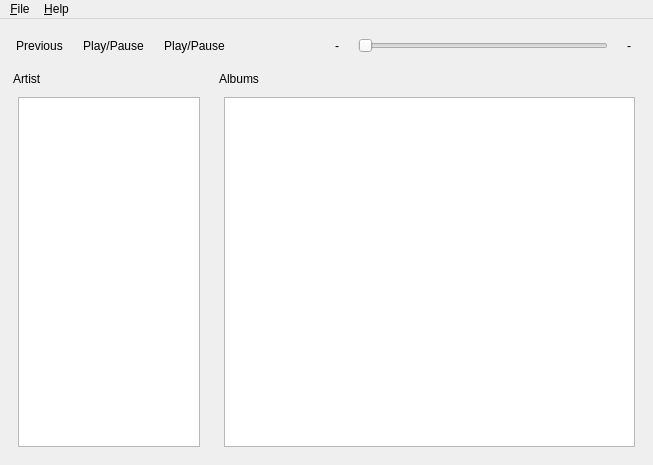
Qt form src/mainwindow.ui (luketpickering/QtSubsonicPlayer) before a commit.
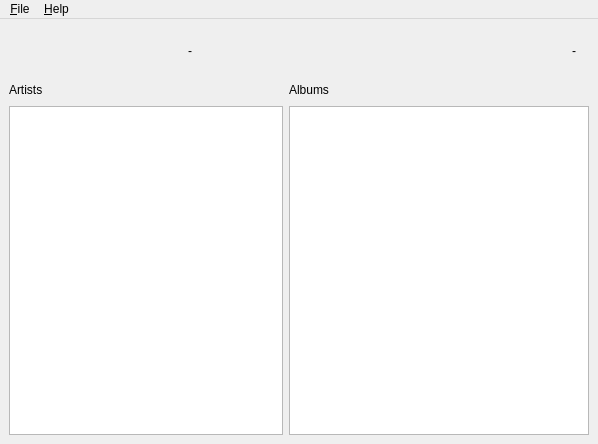
The same form after that commit. Icons and pictures are not drawn. Custom widgets are drawn as their Qt base class.

Commit message: changed the ui and bit and added a Phonon::SeekSlider in place of the original horizontal QSlider

Patch:
```diff
--- a/src/mainwindow.ui
+++ b/src/mainwindow.ui
@@ -7,7 +7,7 @@
     <x>0</x>
     <y>0</y>
     <width>598</width>
-    <height>465</height>
+    <height>444</height>
    </rect>
   </property>
   <property name="windowTitle">
@@ -18,44 +18,35 @@
     <normaloff>:/Application Icons/subsonic-icon.png</normaloff>:/Application Icons/subsonic-icon.png</iconset>
   </property>
   <widget class="QWidget" name="centralwidget">
-   <layout class="QGridLayout" name="gridLayout_3">
-    <item row="0" column="0" colspan="2">
-     <layout class="QHBoxLayout" name="horizontalLayout_2">
-      <property name="sizeConstraint">
-       <enum>QLayout::SetNoConstraint</enum>
-      </property>
+   <layout class="QGridLayout" name="gridLayout">
+    <item row="0" column="0">
+     <layout class="QVBoxLayout" name="verticalLayout_3">
       <item>
-       <layout class="QHBoxLayout" name="horizontalLayout">
+       <layout class="QHBoxLayout" name="horizontalLayout_6">
+        <item>
+         <layout class="QHBoxLayout" name="horizontalLayout_4">
         <property name="sizeConstraint">
-         <enum>QLayout::SetFixedSize</enum>
+           <enum>QLayout::SetMaximumSize</enum>
         </property>
         <item>
-         <widget class="QToolButton" name="previousButton">
+           <widget class="QPushButton" name="previousButton">
           <property name="enabled">
            <bool>true</bool>
           </property>
-          <property name="text">
-           <string>Previous</string>
-          </property>
-          <property name="icon">
-           <iconset resource="../resources/Icons.qrc">
-            <normaloff>:/Media Icons/media-skip-backward.png</normaloff>:/Media Icons/media-skip-backward.png</iconset>
-          </property>
-          <property name="iconSize">
+            <property name="minimumSize">
+             <size>
+              <width>32</width>
+              <height>32</height>
+             </size>
+            </property>
+            <property name="maximumSize">
            <size>
-            <width>28</width>
-            <height>28</height>
-           </size>
-          </property>
-          <property name="autoRaise">
-           <bool>true</bool>
-          </property>
-         </widget>
-        </item>
-        <item>
-         <widget class="QToolButton" name="playButton">
+              <width>32</width>
+              <height>32</height>
+             </size>
+            </property>
           <property name="text">
-           <string>Play/Pause</string>
+             <string/>
           </property>
           <property name="icon">
            <iconset resource="../resources/Icons.qrc">
@@ -63,22 +54,31 @@
           </property>
           <property name="iconSize">
            <size>
-            <width>28</width>
-            <height>28</height>
-           </size>
-          </property>
-          <property name="checkable">
-           <bool>false</bool>
-          </property>
-          <property name="autoRaise">
+              <width>32</width>
+              <height>32</height>
+             </size>
+            </property>
+            <property name="flat">
            <bool>true</bool>
           </property>
          </widget>
         </item>
         <item>
-         <widget class="QToolButton" name="pauseButton">
+           <widget class="QPushButton" name="playPauseButton">
+            <property name="minimumSize">
+             <size>
+              <width>46</width>
+              <height>46</height>
+             </size>
+            </property>
+            <property name="maximumSize">
+             <size>
+              <width>46</width>
+              <height>46</height>
+             </size>
+            </property>
           <property name="text">
-           <string>Play/Pause</string>
+             <string/>
           </property>
           <property name="icon">
            <iconset resource="../resources/Icons.qrc">
@@ -86,20 +86,32 @@
           </property>
           <property name="iconSize">
            <size>
-            <width>28</width>
-            <height>28</height>
+              <width>46</width>
+              <height>46</height>
            </size>
           </property>
           <property name="checkable">
-           <bool>false</bool>
-          </property>
-          <property name="autoRaise">
+             <bool>true</bool>
+            </property>
+            <property name="flat">
            <bool>true</bool>
           </property>
          </widget>
         </item>
         <item>
-         <widget class="QToolButton" name="stopButton">
+           <widget class="QPushButton" name="nextButton">
+            <property name="minimumSize">
+             <size>
+              <width>32</width>
+              <height>32</height>
+             </size>
+            </property>
+            <property name="maximumSize">
+             <size>
+              <width>32</width>
+              <height>32</height>
+             </size>
+            </property>
           <property name="text">
            <string/>
           </property>
@@ -109,17 +121,29 @@
           </property>
           <property name="iconSize">
            <size>
-            <width>28</width>
-            <height>28</height>
-           </size>
-          </property>
-          <property name="autoRaise">
+              <width>32</width>
+              <height>32</height>
+             </size>
+            </property>
+            <property name="flat">
            <bool>true</bool>
           </property>
          </widget>
         </item>
         <item>
-         <widget class="QToolButton" name="nextButton">
+           <widget class="QPushButton" name="stopButton">
+            <property name="minimumSize">
+             <size>
+              <width>32</width>
+              <height>32</height>
+             </size>
+            </property>
+            <property name="maximumSize">
+             <size>
+              <width>32</width>
+              <height>32</height>
+             </size>
+            </property>
           <property name="text">
            <string/>
           </property>
@@ -129,17 +153,19 @@
           </property>
           <property name="iconSize">
            <size>
-            <width>28</width>
-            <height>28</height>
-           </size>
-          </property>
-          <property name="autoRaise">
+              <width>32</width>
+              <height>32</height>
+             </size>
+            </property>
+            <property name="flat">
            <bool>true</bool>
           </property>
          </widget>
         </item>
        </layout>
       </item>
+        <item>
+         <layout class="QHBoxLayout" name="horizontalLayout_3">
       <item>
        <widget class="QLabel" name="timeElapsedLabel">
         <property name="minimumSize">
@@ -148,6 +174,12 @@
           <height>0</height>
          </size>
         </property>
+            <property name="maximumSize">
+             <size>
+              <width>30</width>
+              <height>16777215</height>
+             </size>
+            </property>
         <property name="text">
          <string>-</string>
         </property>
@@ -157,17 +189,7 @@
        </widget>
       </item>
       <item>
-       <widget class="QSlider" name="trackSlider">
-        <property name="minimumSize">
-         <size>
-          <width>250</width>
-          <height>0</height>
-         </size>
-        </property>
-        <property name="orientation">
-         <enum>Qt::Horizontal</enum>
-        </property>
-       </widget>
+           <widget class="Phonon::SeekSlider" name="seekSlider"/>
       </item>
       <item>
        <widget class="QLabel" name="timeLeftLabel">
@@ -177,6 +199,12 @@
           <height>0</height>
          </size>
         </property>
+            <property name="maximumSize">
+             <size>
+              <width>30</width>
+              <height>16777215</height>
+             </size>
+            </property>
         <property name="text">
          <string>-</string>
         </property>
@@ -187,71 +215,101 @@
       </item>
      </layout>
     </item>
-    <item row="1" column="1">
-     <widget class="QDockWidget" name="albumsDockWidget">
+       </layout>
+      </item>
+      <item>
+       <layout class="QHBoxLayout" name="horizontalLayout_5">
+        <item>
+         <layout class="QVBoxLayout" name="verticalLayout">
+          <item>
+           <layout class="QHBoxLayout" name="horizontalLayout">
+            <item>
+             <widget class="QLabel" name="artistsLabel">
+              <property name="text">
+               <string>Artists</string>
+              </property>
+             </widget>
+            </item>
+            <item>
+             <spacer name="horizontalSpacer">
+              <property name="orientation">
+               <enum>Qt::Horizontal</enum>
+              </property>
+              <property name="sizeHint" stdset="0">
+               <size>
+                <width>40</width>
+                <height>20</height>
+               </size>
+              </property>
+             </spacer>
+            </item>
+           </layout>
+          </item>
+          <item>
+           <widget class="QListView" name="artistListView">
       <property name="sizePolicy">
-       <sizepolicy hsizetype="Expanding" vsizetype="Expanding">
+             <sizepolicy hsizetype="MinimumExpanding" vsizetype="Expanding">
         <horstretch>0</horstretch>
         <verstretch>0</verstretch>
        </sizepolicy>
       </property>
-      <property name="features">
-       <set>QDockWidget::NoDockWidgetFeatures</set>
-      </property>
-      <property name="windowTitle">
+            <property name="minimumSize">
+             <size>
+              <width>200</width>
+              <height>300</height>
+             </size>
+            </property>
+            <property name="editTriggers">
+             <set>QAbstractItemView::NoEditTriggers</set>
+            </property>
+           </widget>
+          </item>
+         </layout>
+        </item>
+        <item>
+         <layout class="QVBoxLayout" name="verticalLayout_2">
+          <item>
+           <layout class="QHBoxLayout" name="horizontalLayout_2">
+            <item>
+             <widget class="QLabel" name="albumTracksLabel">
+              <property name="text">
        <string>Albums</string>
       </property>
-      <widget class="QWidget" name="dockWidgetContents_3">
-       <layout class="QGridLayout" name="gridLayout_2">
-        <item row="1" column="0">
+             </widget>
+            </item>
+            <item>
+             <spacer name="horizontalSpacer_2">
+              <property name="orientation">
+               <enum>Qt::Horizontal</enum>
+              </property>
+              <property name="sizeHint" stdset="0">
+               <size>
+                <width>40</width>
+                <height>20</height>
+               </size>
+              </property>
+             </spacer>
+            </item>
+           </layout>
+          </item>
+          <item>
          <widget class="QListView" name="albumTracksListView">
-          <property name="editTriggers">
-           <set>QAbstractItemView::NoEditTriggers</set>
-          </property>
-         </widget>
-        </item>
-       </layout>
-      </widget>
-     </widget>
-    </item>
-    <item row="1" column="0">
-     <widget class="QDockWidget" name="artistDockWidget">
-      <property name="sizePolicy">
-       <sizepolicy hsizetype="Fixed" vsizetype="Expanding">
-        <horstretch>0</horstretch>
-        <verstretch>0</verstretch>
-       </sizepolicy>
-      </property>
       <property name="minimumSize">
        <size>
-        <width>200</width>
-        <height>164</height>
-       </size>
-      </property>
-      <property name="maximumSize">
-       <size>
-        <width>200</width>
-        <height>524287</height>
-       </size>
-      </property>
-      <property name="features">
-       <set>QDockWidget::NoDockWidgetFeatures</set>
-      </property>
-      <property name="windowTitle">
-       <string>Artist</string>
-      </property>
-      <widget class="QWidget" name="dockWidgetContents_2">
-       <layout class="QGridLayout" name="gridLayout">
-        <item row="1" column="1">
-         <widget class="QListView" name="artistListView">
+              <width>300</width>
+              <height>300</height>
+             </size>
+            </property>
           <property name="editTriggers">
            <set>QAbstractItemView::NoEditTriggers</set>
           </property>
          </widget>
         </item>
        </layout>
-      </widget>
-     </widget>
+        </item>
+       </layout>
+      </item>
+     </layout>
     </item>
    </layout>
   </widget>
@@ -310,6 +368,13 @@
    </property>
   </action>
  </widget>
+ <customwidgets>
+  <customwidget>
+   <class>Phonon::SeekSlider</class>
+   <extends>QWidget</extends>
+   <header location="global">phonon/seekslider.h</header>
+  </customwidget>
+ </customwidgets>
  <resources>
   <include location="../resources/Icons.qrc"/>
  </resources>
```
Left out of the diff: 10 changed lines with no effect on the pictures. Lines whose indentation alone changed are shown as unchanged. The commit also changes 3 other files.
